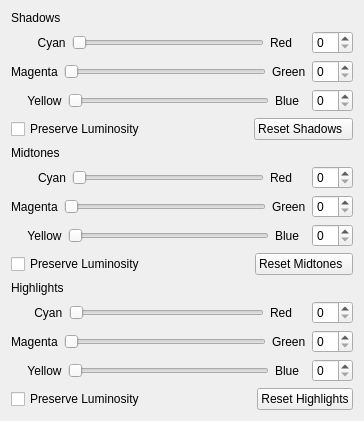
Old version of the form krita/plugins/filters/colorsfilters/wdg_color_balance.ui in the repository KDE/krita.
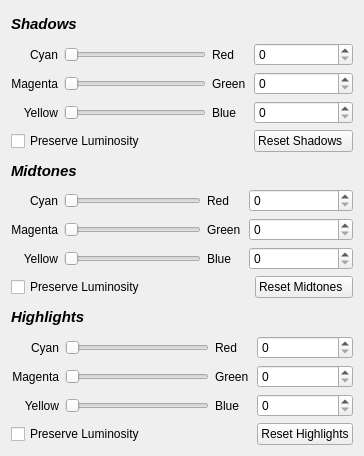
New version of the form.

Commit message: improving the color balance ui

What changed in the file:
```diff
--- a/krita/plugins/filters/colorsfilters/wdg_color_balance.ui
+++ b/krita/plugins/filters/colorsfilters/wdg_color_balance.ui
@@ -7,392 +7,356 @@
     <x>0</x>
     <y>0</y>
     <width>364</width>
-    <height>418</height>
+    <height>456</height>
    </rect>
   </property>
   <property name="windowTitle">
    <string>Form</string>
   </property>
-  <layout class="QVBoxLayout" name="verticalLayout_4">
+  <layout class="QVBoxLayout" name="verticalLayout">
    <item>
     <widget class="QLabel" name="label">
+     <property name="font">
+      <font>
+       <pointsize>11</pointsize>
+       <weight>75</weight>
+       <italic>true</italic>
+       <bold>true</bold>
+      </font>
+     </property>
      <property name="text">
       <string>Shadows</string>
      </property>
     </widget>
    </item>
    <item>
-    <layout class="QVBoxLayout" name="verticalLayout">
-     <item>
-      <layout class="QHBoxLayout" name="horizontalLayout_3">
-       <item>
-        <widget class="QLabel" name="label_5">
-         <property name="text">
-          <string>        Cyan</string>
-         </property>
-        </widget>
-       </item>
-       <item>
-        <widget class="QSlider" name="cyanRedShadowsSlider">
-         <property name="orientation">
-          <enum>Qt::Horizontal</enum>
-         </property>
-        </widget>
-       </item>
-       <item>
+    <layout class="QGridLayout" name="gridLayout">
+     <item row="0" column="2">
         <widget class="QLabel" name="label_6">
          <property name="text">
           <string>Red    </string>
          </property>
         </widget>
        </item>
-       <item>
-        <widget class="QSpinBox" name="cyanRedShadowsSpinbox"/>
-       </item>
-      </layout>
-     </item>
-     <item>
-      <layout class="QHBoxLayout" name="horizontalLayout_2">
-       <item>
+     <item row="1" column="0">
         <widget class="QLabel" name="label_4">
          <property name="text">
           <string>Magenta</string>
          </property>
-        </widget>
-       </item>
-       <item>
-        <widget class="QSlider" name="magentaGreenShadowsSlider">
+       <property name="alignment">
+        <set>Qt::AlignRight|Qt::AlignTrailing|Qt::AlignVCenter</set>
+       </property>
+      </widget>
+     </item>
+     <item row="2" column="1">
+      <widget class="QSlider" name="yellowBlueShadowsSlider">
          <property name="orientation">
           <enum>Qt::Horizontal</enum>
          </property>
         </widget>
        </item>
-       <item>
+     <item row="1" column="2">
         <widget class="QLabel" name="label_7">
          <property name="text">
           <string>Green</string>
          </property>
         </widget>
        </item>
-       <item>
+     <item row="1" column="3">
         <widget class="QSpinBox" name="magentaGreenShadowsSpinbox"/>
        </item>
-      </layout>
-     </item>
-     <item>
-      <layout class="QHBoxLayout" name="horizontalLayout">
-       <item>
+     <item row="2" column="0">
         <widget class="QLabel" name="label_9">
          <property name="text">
-          <string>     Yellow</string>
-         </property>
-        </widget>
-       </item>
-       <item>
-        <widget class="QSlider" name="yellowBlueShadowsSlider">
-         <property name="orientation">
-          <enum>Qt::Horizontal</enum>
+        <string>Yellow</string>
+       </property>
+       <property name="alignment">
+        <set>Qt::AlignRight|Qt::AlignTrailing|Qt::AlignVCenter</set>
          </property>
         </widget>
        </item>
-       <item>
+     <item row="2" column="2">
         <widget class="QLabel" name="label_8">
          <property name="text">
           <string>Blue  </string>
          </property>
         </widget>
        </item>
-       <item>
-        <widget class="QSpinBox" name="yellowBlueShadowsSpinbox"/>
-       </item>
-      </layout>
-     </item>
-    </layout>
-   </item>
-   <item>
-    <layout class="QHBoxLayout" name="horizontalLayout_10">
-     <item>
+     <item row="1" column="1">
+      <widget class="QSlider" name="magentaGreenShadowsSlider">
+       <property name="orientation">
+        <enum>Qt::Horizontal</enum>
+       </property>
+      </widget>
+     </item>
+     <item row="3" column="0" colspan="2">
       <widget class="QCheckBox" name="chkPreserveShadows">
+       <property name="layoutDirection">
+        <enum>Qt::LeftToRight</enum>
+       </property>
        <property name="text">
         <string>Preserve Luminosity</string>
        </property>
       </widget>
      </item>
-     <item>
-      <spacer name="horizontalSpacer">
-       <property name="orientation">
-        <enum>Qt::Horizontal</enum>
-       </property>
-       <property name="sizeHint" stdset="0">
-        <size>
-         <width>40</width>
-         <height>20</height>
-        </size>
-       </property>
-      </spacer>
-     </item>
-     <item>
+     <item row="3" column="3">
       <widget class="QPushButton" name="pushResetShadows">
        <property name="text">
         <string>Reset Shadows  </string>
        </property>
       </widget>
      </item>
+     <item row="0" column="0">
+      <widget class="QLabel" name="label_5">
+       <property name="text">
+        <string>Cyan</string>
+       </property>
+       <property name="alignment">
+        <set>Qt::AlignRight|Qt::AlignTrailing|Qt::AlignVCenter</set>
+       </property>
+      </widget>
+     </item>
+     <item row="0" column="1">
+      <widget class="QSlider" name="cyanRedShadowsSlider">
+       <property name="orientation">
+        <enum>Qt::Horizontal</enum>
+       </property>
+      </widget>
+     </item>
+     <item row="2" column="3">
+      <widget class="QSpinBox" name="yellowBlueShadowsSpinbox"/>
+     </item>
+     <item row="0" column="3">
+      <widget class="QSpinBox" name="cyanRedShadowsSpinbox"/>
+     </item>
     </layout>
    </item>
    <item>
     <widget class="QLabel" name="label_2">
+     <property name="font">
+      <font>
+       <pointsize>11</pointsize>
+       <weight>75</weight>
+       <italic>true</italic>
+       <bold>true</bold>
+      </font>
+     </property>
      <property name="text">
       <string>Midtones</string>
      </property>
     </widget>
    </item>
    <item>
-    <layout class="QVBoxLayout" name="verticalLayout_3">
-     <item>
-      <layout class="QHBoxLayout" name="horizontalLayout_7">
-       <item>
-        <widget class="QLabel" name="label_17">
-         <property name="text">
-          <string>        Cyan</string>
-         </property>
-         <property name="alignment">
-          <set>Qt::AlignRight|Qt::AlignTrailing|Qt::AlignVCenter</set>
-         </property>
-        </widget>
-       </item>
-       <item>
-        <widget class="QSlider" name="cyanRedMidtonesSlider">
-         <property name="orientation">
-          <enum>Qt::Horizontal</enum>
-         </property>
-        </widget>
-       </item>
-       <item>
-        <widget class="QLabel" name="label_18">
-         <property name="text">
-          <string>Red    </string>
-         </property>
-        </widget>
-       </item>
-       <item>
+    <layout class="QGridLayout" name="gridLayout_2">
+     <item row="0" column="3" colspan="2">
         <widget class="QSpinBox" name="cyanRedMidtonesSpinbox"/>
        </item>
-      </layout>
-     </item>
-     <item>
-      <layout class="QHBoxLayout" name="horizontalLayout_8">
-       <item>
+     <item row="1" column="0">
         <widget class="QLabel" name="label_19">
          <property name="text">
           <string>Magenta</string>
          </property>
-        </widget>
-       </item>
-       <item>
-        <widget class="QSlider" name="magentaGreenMidtonesSlider">
-         <property name="orientation">
-          <enum>Qt::Horizontal</enum>
-         </property>
-        </widget>
-       </item>
-       <item>
+       <property name="alignment">
+        <set>Qt::AlignRight|Qt::AlignTrailing|Qt::AlignVCenter</set>
+       </property>
+      </widget>
+     </item>
+     <item row="0" column="0">
+      <widget class="QLabel" name="label_17">
+       <property name="text">
+        <string>Cyan</string>
+       </property>
+       <property name="alignment">
+        <set>Qt::AlignRight|Qt::AlignTrailing|Qt::AlignVCenter</set>
+       </property>
+      </widget>
+     </item>
+     <item row="1" column="2">
         <widget class="QLabel" name="label_20">
          <property name="text">
           <string>Green</string>
          </property>
         </widget>
        </item>
-       <item>
+     <item row="1" column="3" colspan="2">
         <widget class="QSpinBox" name="magentaGreenMidtonesSpinbox"/>
        </item>
-      </layout>
-     </item>
-     <item>
-      <layout class="QHBoxLayout" name="horizontalLayout_9">
-       <item>
+     <item row="2" column="0">
         <widget class="QLabel" name="label_21">
          <property name="text">
-          <string>     Yellow</string>
+        <string>Yellow</string>
+       </property>
+       <property name="alignment">
+        <set>Qt::AlignRight|Qt::AlignTrailing|Qt::AlignVCenter</set>
          </property>
         </widget>
        </item>
-       <item>
+     <item row="2" column="1">
         <widget class="QSlider" name="yellowBlueMidtonesSlider">
          <property name="orientation">
           <enum>Qt::Horizontal</enum>
          </property>
         </widget>
        </item>
-       <item>
+     <item row="2" column="2">
         <widget class="QLabel" name="label_22">
          <property name="text">
           <string>Blue  </string>
          </property>
         </widget>
        </item>
-       <item>
-        <widget class="QSpinBox" name="yellowBlueMidtonesSpinbox"/>
-       </item>
-      </layout>
-     </item>
-    </layout>
-   </item>
-   <item>
-    <layout class="QHBoxLayout" name="horizontalLayout_11">
-     <item>
-      <widget class="QCheckBox" name="chkPreserveMidtones">
+     <item row="0" column="2">
+      <widget class="QLabel" name="label_18">
        <property name="text">
-        <string>Preserve Luminosity</string>
+        <string>Red    </string>
        </property>
       </widget>
      </item>
-     <item>
-      <spacer name="horizontalSpacer_2">
-       <property name="orientation">
-        <enum>Qt::Horizontal</enum>
-       </property>
-       <property name="sizeHint" stdset="0">
-        <size>
-         <width>40</width>
-         <height>20</height>
-        </size>
-       </property>
-      </spacer>
-     </item>
-     <item>
+     <item row="3" column="4">
       <widget class="QPushButton" name="pushResetMidtones">
        <property name="text">
         <string>Reset Midtones  </string>
        </property>
       </widget>
      </item>
+     <item row="2" column="3" colspan="2">
+      <widget class="QSpinBox" name="yellowBlueMidtonesSpinbox"/>
+     </item>
+     <item row="3" column="0" colspan="2">
+      <widget class="QCheckBox" name="chkPreserveMidtones">
+       <property name="text">
+        <string>Preserve Luminosity</string>
+       </property>
+      </widget>
+     </item>
+     <item row="0" column="1">
+      <widget class="QSlider" name="cyanRedMidtonesSlider">
+       <property name="orientation">
+        <enum>Qt::Horizontal</enum>
+       </property>
+      </widget>
+     </item>
+     <item row="1" column="1">
+      <widget class="QSlider" name="magentaGreenMidtonesSlider">
+       <property name="orientation">
+        <enum>Qt::Horizontal</enum>
+       </property>
+      </widget>
+     </item>
     </layout>
    </item>
    <item>
     <widget class="QLabel" name="label_16">
+     <property name="font">
+      <font>
+       <pointsize>11</pointsize>
+       <weight>75</weight>
+       <italic>true</italic>
+       <bold>true</bold>
+      </font>
+     </property>
      <property name="text">
       <string>Highlights</string>
      </property>
     </widget>
    </item>
    <item>
-    <layout class="QVBoxLayout" name="verticalLayout_2">
-     <item>
-      <layout class="QHBoxLayout" name="horizontalLayout_4">
-       <item>
+    <layout class="QGridLayout" name="gridLayout_3">
+     <item row="1" column="3" colspan="2">
+      <widget class="QSpinBox" name="magentaGreenHighlightsSpinbox"/>
+     </item>
+     <item row="0" column="0">
         <widget class="QLabel" name="label_10">
          <property name="text">
-          <string>       Cyan</string>
-         </property>
-        </widget>
-       </item>
-       <item>
-        <widget class="QSlider" name="cyanRedHighlightsSlider">
-         <property name="orientation">
-          <enum>Qt::Horizontal</enum>
+        <string>     Cyan</string>
+       </property>
+       <property name="alignment">
+        <set>Qt::AlignRight|Qt::AlignTrailing|Qt::AlignVCenter</set>
+       </property>
+      </widget>
+     </item>
+     <item row="3" column="3" colspan="2">
+      <widget class="QPushButton" name="pushResetHighlights">
+       <property name="text">
+        <string>Reset Highlights</string>
          </property>
         </widget>
        </item>
-       <item>
-        <widget class="QLabel" name="label_11">
+     <item row="2" column="0">
+      <widget class="QLabel" name="label_14">
          <property name="text">
-          <string>Red    </string>
-         </property>
-        </widget>
-       </item>
-       <item>
-        <widget class="QSpinBox" name="cyanRedHighlightsSpinbox"/>
-       </item>
-      </layout>
-     </item>
-     <item>
-      <layout class="QHBoxLayout" name="horizontalLayout_5">
-       <item>
+        <string>    Yellow</string>
+       </property>
+       <property name="alignment">
+        <set>Qt::AlignRight|Qt::AlignTrailing|Qt::AlignVCenter</set>
+       </property>
+      </widget>
+     </item>
+     <item row="1" column="0">
         <widget class="QLabel" name="label_12">
          <property name="text">
           <string>Magenta</string>
          </property>
-        </widget>
-       </item>
-       <item>
+       <property name="alignment">
+        <set>Qt::AlignRight|Qt::AlignTrailing|Qt::AlignVCenter</set>
+       </property>
+      </widget>
+     </item>
+     <item row="2" column="2">
+      <widget class="QLabel" name="label_15">
+       <property name="text">
+        <string>Blue  </string>
+       </property>
+      </widget>
+     </item>
+     <item row="1" column="1">
         <widget class="QSlider" name="magentaGreenHighlightsSlider">
          <property name="orientation">
           <enum>Qt::Horizontal</enum>
          </property>
         </widget>
        </item>
-       <item>
+     <item row="0" column="2">
+      <widget class="QLabel" name="label_11">
+       <property name="text">
+        <string>Red    </string>
+       </property>
+      </widget>
+     </item>
+     <item row="1" column="2">
         <widget class="QLabel" name="label_13">
          <property name="text">
           <string>Green</string>
          </property>
         </widget>
        </item>
-       <item>
-        <widget class="QSpinBox" name="magentaGreenHighlightsSpinbox"/>
-       </item>
-      </layout>
-     </item>
-     <item>
-      <layout class="QHBoxLayout" name="horizontalLayout_6">
-       <item>
-        <widget class="QLabel" name="label_14">
-         <property name="text">
-          <string>     Yellow</string>
-         </property>
-        </widget>
-       </item>
-       <item>
-        <widget class="QSlider" name="yellowBlueHighlightsSlider">
-         <property name="orientation">
-          <enum>Qt::Horizontal</enum>
-         </property>
-        </widget>
-       </item>
-       <item>
-        <widget class="QLabel" name="label_15">
-         <property name="text">
-          <string>Blue  </string>
-         </property>
-        </widget>
-       </item>
-       <item>
+     <item row="2" column="3" colspan="2">
         <widget class="QSpinBox" name="yellowBlueHighlightsSpinbox"/>
        </item>
-      </layout>
+     <item row="0" column="1">
+      <widget class="QSlider" name="cyanRedHighlightsSlider">
+       <property name="orientation">
+        <enum>Qt::Horizontal</enum>
+       </property>
+      </widget>
      </item>
-    </layout>
-   </item>
-   <item>
-    <layout class="QHBoxLayout" name="horizontalLayout_12">
-     <item>
+     <item row="2" column="1">
+      <widget class="QSlider" name="yellowBlueHighlightsSlider">
+       <property name="orientation">
+        <enum>Qt::Horizontal</enum>
+       </property>
+      </widget>
+     </item>
+     <item row="0" column="3" colspan="2">
+      <widget class="QSpinBox" name="cyanRedHighlightsSpinbox"/>
+     </item>
+     <item row="3" column="0" colspan="2">
       <widget class="QCheckBox" name="chkPreserveHighlights">
        <property name="text">
         <string>Preserve Luminosity</string>
        </property>
       </widget>
      </item>
-     <item>
-      <spacer name="horizontalSpacer_3">
-       <property name="orientation">
-        <enum>Qt::Horizontal</enum>
-       </property>
-       <property name="sizeHint" stdset="0">
-        <size>
-         <width>40</width>
-         <height>20</height>
-        </size>
-       </property>
-      </spacer>
-     </item>
-     <item>
-      <widget class="QPushButton" name="pushResetHighlights">
-       <property name="text">
-        <string>Reset Highlights</string>
-       </property>
-      </widget>
-     </item>
     </layout>
    </item>
   </layout>
```
Left out of the diff: 3 changed lines with no effect on the pictures. Lines whose indentation alone changed are shown as unchanged. The commit also changes 1 other file.
